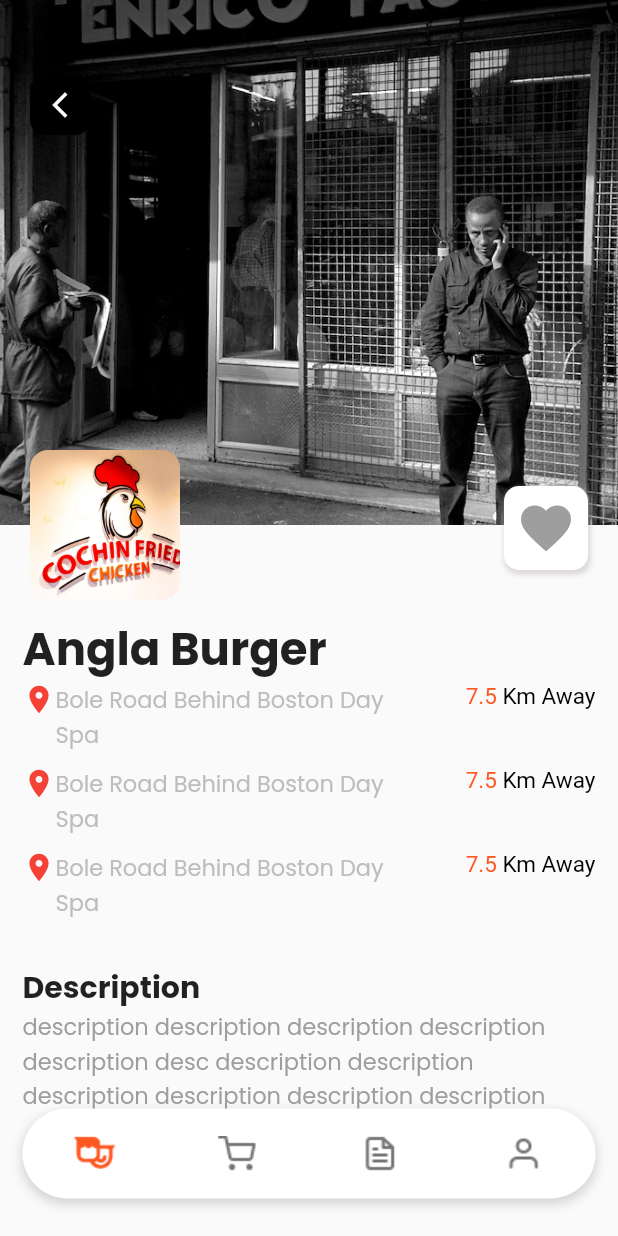
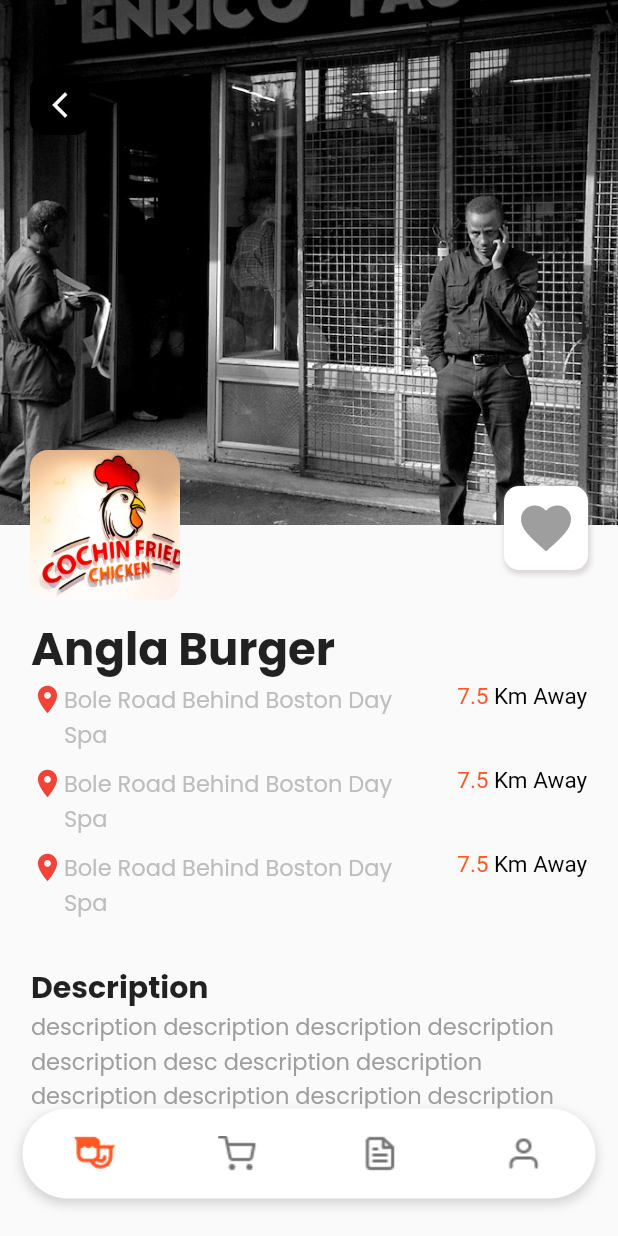
Before and after one commit to yonaries/beudelivery-clone, a Flutter app: the RestaurantDetailScreen screen opened directly, on a phone screen of 412 x 824 dp. Run offline on Flutter 3.47's test engine with Material 2 defaults, Android fonts, the light colour scheme and no system bars; our stand-ins replace firebase_core, flutter_slidable, flutter_spinkit, font_awesome_flutter, google_fonts, liquid_pull_to_refresh and 2 more; accounts and stored records are empty.

Commit message:
responsiveness fixes

```diff
--- a/userapp/lib/controller/bag_items_controller.dart
+++ b/userapp/lib/controller/bag_items_controller.dart
@@ -80,7 +80,6 @@ Widget bagItemContainer(
 
 GestureDetector startOrderingButton(
     {required String buttonText, required bool hasCartItem, required context}) {
-  final currentNavBar = Provider.of<NavBarController>(context);
   return GestureDetector(
     onTap: () {
       // checking if at least one of the item count is greater than 1
--- a/userapp/lib/view/screens/bag.dart
+++ b/userapp/lib/view/screens/bag.dart
@@ -47,7 +47,10 @@ class _BagScreenState extends State<BagScreen> {
       ),
       backgroundColor: const Color.fromRGBO(245, 245, 248, 1),
       body: bagItemContainer(
-          context, cartItemIncrementDecrementHandler, removeCartItem),
+        context,
+        cartItemIncrementDecrementHandler,
+        removeCartItem,
+      ),
     );
   }
 }
--- a/userapp/lib/view/screens/checkout.dart
+++ b/userapp/lib/view/screens/checkout.dart
@@ -26,6 +26,7 @@ class CheckoutScreenState extends State<CheckoutScreen> {
 
   @override
   Widget build(BuildContext context) {
+    final currentWidth = MediaQuery.of(context).size.width;
     return Scaffold(
       bottomNavigationBar: const BottomNavBar(),
       appBar: AppBar(
@@ -47,7 +48,8 @@ class CheckoutScreenState extends State<CheckoutScreen> {
       ),
       body: SingleChildScrollView(
         child: Padding(
-          padding: const EdgeInsets.only(left: 20.0, right: 20.0, top: 40),
+          padding: EdgeInsets.only(
+              left: currentWidth * 0.05, right: currentWidth * 0.05, top: 40),
           child: Column(
             crossAxisAlignment: CrossAxisAlignment.start,
             children: [
--- a/userapp/lib/view/screens/restaurant_detail.dart
+++ b/userapp/lib/view/screens/restaurant_detail.dart
@@ -24,6 +24,7 @@ class _RestaurantDetailScreenState extends State<RestaurantDetailScreen> {
 
   @override
   Widget build(BuildContext context) {
+    final currentWidth = MediaQuery.of(context).size.width;
     return Scaffold(
       bottomNavigationBar: const BottomNavBar(),
       body: SingleChildScrollView(
@@ -45,7 +46,7 @@ class _RestaurantDetailScreenState extends State<RestaurantDetailScreen> {
 
             // Other Text
             Padding(
-              padding: EdgeInsets.symmetric(horizontal: 15),
+              padding: EdgeInsets.symmetric(horizontal: currentWidth * 0.05),
               child: Column(
                 crossAxisAlignment: CrossAxisAlignment.start,
                 children: [
```
Also changed, not shown: userapp/lib/view/screens/food_detail.dart (+6 -5 lines).
